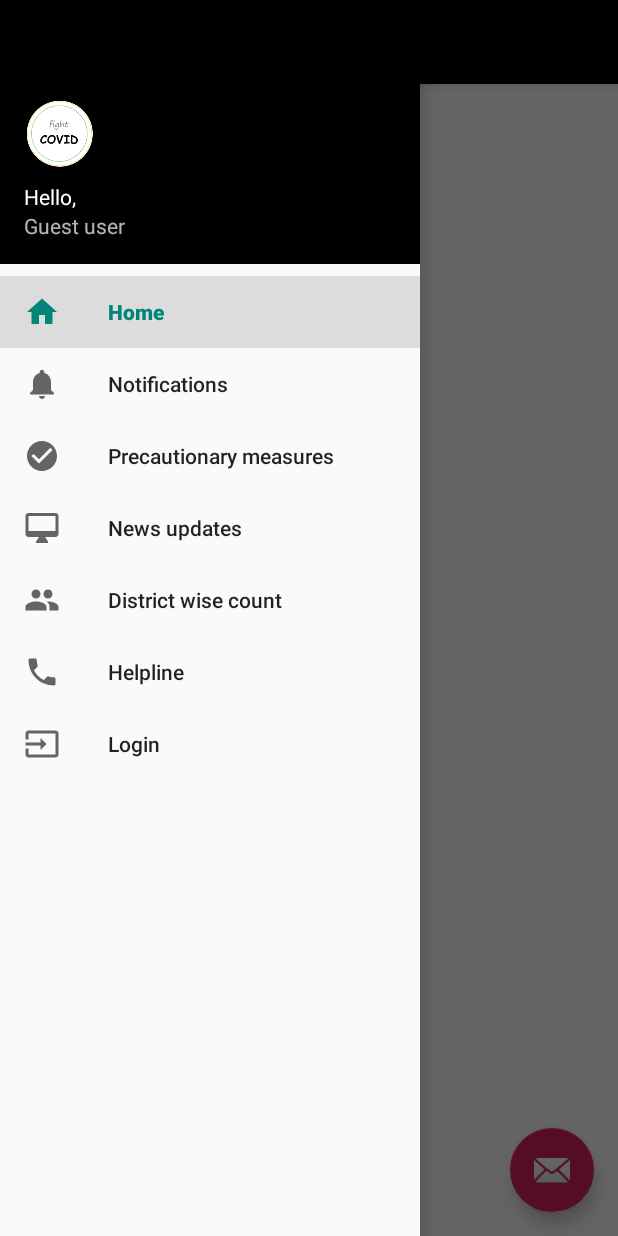
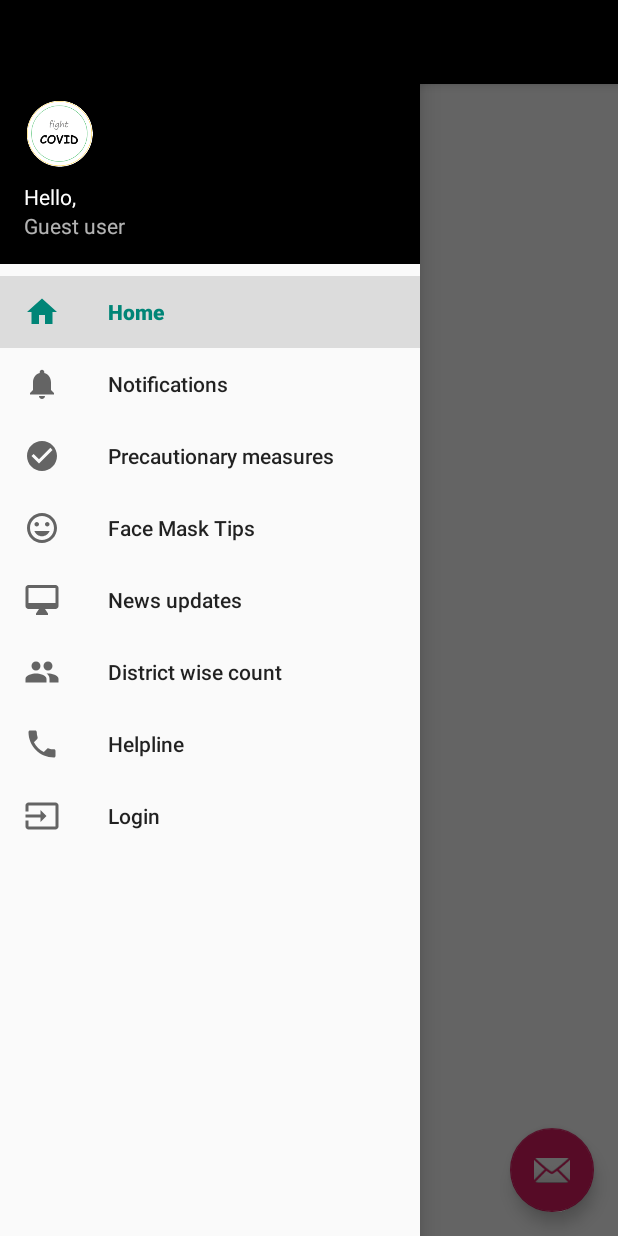
Before and after one commit to pratikthorat/CoronaTracker, an Android app: the screen it shows after launch (ActivityHome), with the side drawer open, on a phone screen of 412 x 824 dp. Run offline under Robolectric (Android 15) with nearby library versions, the phone set to English and light mode, and no system bars; our stand-ins replace navigation-ui; 2 statements that could not run were skipped.

```diff
--- a/app/build.gradle
+++ b/app/build.gradle
@@ -7,7 +7,7 @@ android {
         applicationId "com.pratikthorat.coronatracker"
         minSdkVersion 20
         targetSdkVersion 29
-        versionCode 11
+        versionCode 13
         versionName "2.0"
         testInstrumentationRunner "android.support.test.runner.AndroidJUnitRunner"
     }
--- a/app/src/main/java/com/pratikthorat/coronatracker/ActivityHome.java
+++ b/app/src/main/java/com/pratikthorat/coronatracker/ActivityHome.java
@@ -85,7 +85,7 @@ public class ActivityHome extends AppCompatActivity {
         // Passing each menu ID as a set of Ids because each
         // menu should be considered as top level destinations.
         mAppBarConfiguration = new AppBarConfiguration.Builder(
-                R.id.nav_home, R.id.nav_protective, R.id.nav_news, R.id.nav_district, R.id.nav_helpline,
+                R.id.nav_home, R.id.nav_protective, R.id.nav_mask, R.id.nav_news, R.id.nav_district, R.id.nav_helpline,
                 R.id.nav_notification, R.id.nav_login)
                 .setDrawerLayout(drawer)
                 .build();
@@ -236,7 +236,7 @@ public class ActivityHome extends AppCompatActivity {
                     editor.commit();
                     Toast.makeText(getApplicationContext(), "Notifications are now enabled!", Toast.LENGTH_LONG).show();
                 } else {
-                    Toast.makeText(getApplicationContext(), "Notifications disabled!" + result, Toast.LENGTH_LONG).show();
+                    // Toast.makeText(getApplicationContext(), "Notifications disabled!" + result, Toast.LENGTH_LONG).show();
                     SharedPreferences pref = getApplicationContext().getSharedPreferences("GuestDetails", MODE_PRIVATE);
                     SharedPreferences.Editor editor = pref.edit();
                     editor.putString("androidId", givenAndroidId);
--- /dev/null
+++ b/app/src/main/res/drawable/ic_face.xml
@@ -0,0 +1,9 @@
+<vector xmlns:android="http://schemas.android.com/apk/res/android"
+    android:width="24dp"
+    android:height="24dp"
+    android:viewportWidth="24.0"
+    android:viewportHeight="24.0">
+    <path
+        android:fillColor="#FF000000"
+        android:pathData="M11.99,2C6.47,2 2,6.48 2,12s4.47,10 9.99,10C17.52,22 22,17.52 22,12S17.52,2 11.99,2zM12,20c-4.42,0 -8,-3.58 -8,-8s3.58,-8 8,-8 8,3.58 8,8 -3.58,8 -8,8zM15.5,11c0.83,0 1.5,-0.67 1.5,-1.5S16.33,8 15.5,8 14,8.67 14,9.5s0.67,1.5 1.5,1.5zM8.5,11c0.83,0 1.5,-0.67 1.5,-1.5S9.33,8 8.5,8 7,8.67 7,9.5 7.67,11 8.5,11zM12,17.5c2.33,0 4.31,-1.46 5.11,-3.5L6.89,14c0.8,2.04 2.78,3.5 5.11,3.5z" />
+</vector>
--- a/app/src/main/res/menu/activity_home_drawer.xml
+++ b/app/src/main/res/menu/activity_home_drawer.xml
@@ -16,6 +16,12 @@
             android:id="@+id/nav_protective"
             android:icon="@drawable/ic_protective"
             android:title="@string/menu_protective" />
+
+        <item
+            android:id="@+id/nav_mask"
+            android:icon="@drawable/ic_face"
+            android:title="@string/menu_mask" />
+
         <item
             android:id="@+id/nav_news"
             android:icon="@drawable/ic_news"
--- a/app/src/main/res/navigation/mobile_navigation.xml
+++ b/app/src/main/res/navigation/mobile_navigation.xml
@@ -63,4 +63,10 @@
         android:name="com.pratikthorat.coronatracker.ui.login.LoginFragment"
         android:label="@string/menu_login"
     />
+
+    <fragment
+        android:id="@+id/nav_mask"
+        android:name="com.pratikthorat.coronatracker.ui.faceMask.MaskFragment"
+        android:label="@string/menu_mask"
+        tools:layout="@layout/mask_fragment" />
 </navigation>
--- a/app/src/main/res/values/strings.xml
+++ b/app/src/main/res/values/strings.xml
@@ -15,6 +15,7 @@
     <string name="menu_helpline">Helpline</string>
     <string name="menu_login">Login</string>
     <string name="menu_notification">Notifications</string>
+    <string name="menu_mask">Face Mask Tips</string>
 
     <string-array name="Planets">
         <item>Sun</item>
```
Also changed, not shown: app/src/main/java/com/pratikthorat/coronatracker/ui/faceMask/MaskFragment.java (added, +40 -0 lines), app/src/main/java/com/pratikthorat/coronatracker/ui/faceMask/MaskViewModel.java (added, +7 -0 lines), app/src/main/res/layout/mask_fragment.xml (added, +16 -0 lines).
